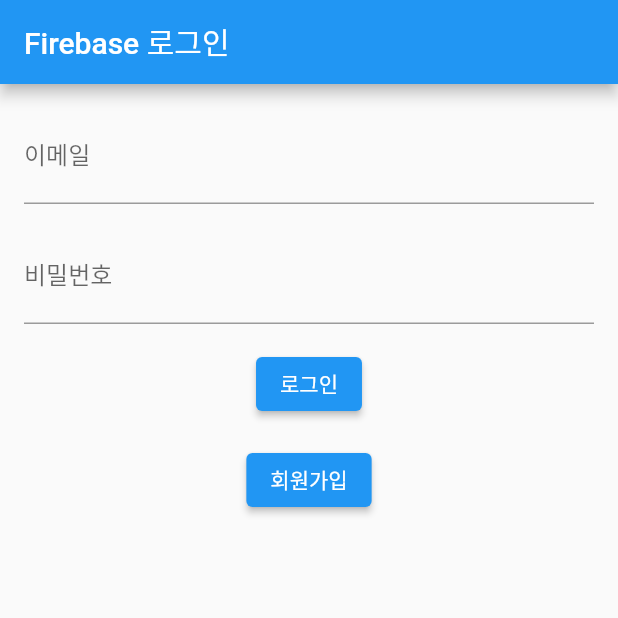
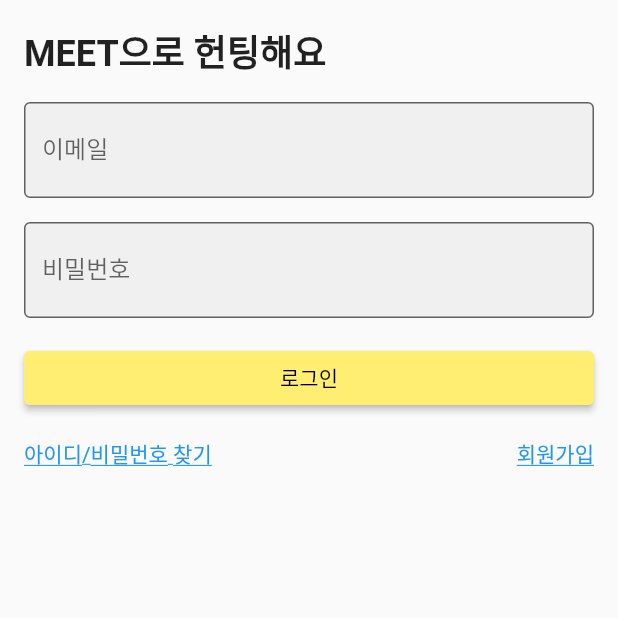
Before and after one commit to JoBeomRae/MEETreally, a Flutter app: the screen it shows after launch, after a tap on "로그인", on a phone screen of 412 x 824 dp, the top half of it. Run offline on Flutter 3.47's test engine with Material 2 defaults, Android fonts, the phone set to English and light mode, and no system bars; our stand-ins replace cloud_firestore, firebase_auth, firebase_core, logger; accounts and stored records are empty; network calls fail; statements that could not run were skipped.

Commit message:
810 1시42분

```diff
--- a/lib/main.dart
+++ b/lib/main.dart
@@ -44,16 +44,12 @@ class SplashScreenState extends State<SplashScreen> {
   }
 
   @override
-  Widget build(BuildContext context) {
-    return const Scaffold(
-      backgroundColor: Colors.white,
-      body: Center(
-        child: Text(
-          'MEET',
-          style: TextStyle(
-              fontSize: 48, fontWeight: FontWeight.bold, color: Colors.black),
-        ),
-      ),
-    );
-  }
+Widget build(BuildContext context) {
+  return Scaffold(
+    backgroundColor: const Color(0xFFFFEE71), // 16진수 색상 값으로 배경색 설정
+    body: Center(
+      child: Image.asset('assets/MEET.png'),
+    ),
+  );
 }
+}
--- a/lib/signup/page1.dart
+++ b/lib/signup/page1.dart
@@ -4,6 +4,8 @@ import 'package:firebase_auth/firebase_auth.dart';
 import 'package:logger/logger.dart';
 import 'package:meet/firstloginpage/first.dart';
 import 'package:meet/injeung/phonenumber.dart';
+import 'package:meet/injeung/findpassword.dart';
+
 
 void main() async {
   WidgetsFlutterBinding.ensureInitialized();
@@ -63,49 +65,81 @@ class _SignInPageState extends State<SignInPage> {
 @override
 Widget build(BuildContext context) {
   return Scaffold(
-      appBar: AppBar(
-        title: const Text('Firebase 로그인'),
-      ),
     body: Padding(
       padding: const EdgeInsets.all(16.0),
       child: Column(
+        crossAxisAlignment: CrossAxisAlignment.stretch,  // 버튼을 확장하기 위해 변경
         children: [
-            TextField(
+          const Text(
+            "MEET으로 헌팅해요",
+            style: TextStyle(fontSize: 24, fontWeight: FontWeight.bold),
+          ),
+          const SizedBox(height: 16),
+          TextFormField(
             controller: _emailController,
             decoration: const InputDecoration(
               labelText: '이메일',
               hintText: '이메일을 입력하세요',
+              filled: true,
+              border: OutlineInputBorder(),
             ),
           ),
           const SizedBox(height: 16),
-            TextField(
+          TextFormField(
             controller: _passwordController,
             decoration: const InputDecoration(
               labelText: '비밀번호',
               hintText: '비밀번호를 입력하세요',
+              filled: true,
+              border: OutlineInputBorder(),
             ),
             obscureText: true,
           ),
           const SizedBox(height: 16),
           ElevatedButton(
             onPressed: _signIn,
+            style: ElevatedButton.styleFrom(
+              backgroundColor: const Color(0xFFFFEE71),  // 버튼의 배경색을 #ffee71로 설정
+              foregroundColor : Colors.black,  // 버튼의 글자색을 검은색으로 설정
+            ),
             child: const Text('로그인'),
           ),
          const SizedBox(height: 16),
-            ElevatedButton(
-              onPressed: () {
+          Row(
+            mainAxisAlignment: MainAxisAlignment.spaceBetween,
+            children: [
+              GestureDetector(
+                onTap: () {
                   Navigator.push(
                     context,
                     MaterialPageRoute(
-                      builder: (context) =>
-                          const PhoneNumberPage()), // injeung의 emailname.dart의 EmailNamePage로 이동
+                        builder: (context) => const FindPasswordPage()),  // 아이디/비밀번호 찾기 페이지로 이동
                   );
                 },
-              child: const Text('회원가입'),
+                child: const Text(
+                  '아이디/비밀번호 찾기',
+                  style: TextStyle(color: Colors.blue, decoration: TextDecoration.underline),
+                ),
+              ),
+              GestureDetector(
+                onTap: () {
+                  Navigator.push(
+                    context,
+                    MaterialPageRoute(
+                        builder: (context) => const PhoneNumberPage()),  // 회원가입 페이지로 이동
+                  );
+                },
+                child: const Text(
+                  '회원가입',
+                  style: TextStyle(color: Colors.blue, decoration: TextDecoration.underline),
+                ),
+              ),
+            ],
           ),
         ],
       ),
     ),
   );
 }
+
 }
--- a/pubspec.yaml
+++ b/pubspec.yaml
@@ -58,12 +58,13 @@ dev_dependencies:
 
 # The following section is specific to Flutter packages.
 flutter:
+    assets:      # 들여쓰기를 수정하였습니다.
+    - assets/MEET.png
+    uses-material-design: true
 
   # The following line ensures that the Material Icons font is
   # included with your application, so that you can use the icons in
   # the material Icons class.
-  uses-material-design: true
-
   # To add assets to your application, add an assets section, like this:
   # assets:
   #   - images/a_dot_burr.jpeg
```
Also changed, not shown: lib/injeung/findpassword.dart (added, +42 -0 lines), assets/MEET.png (added). Lines whose indentation alone changed are shown as unchanged.
